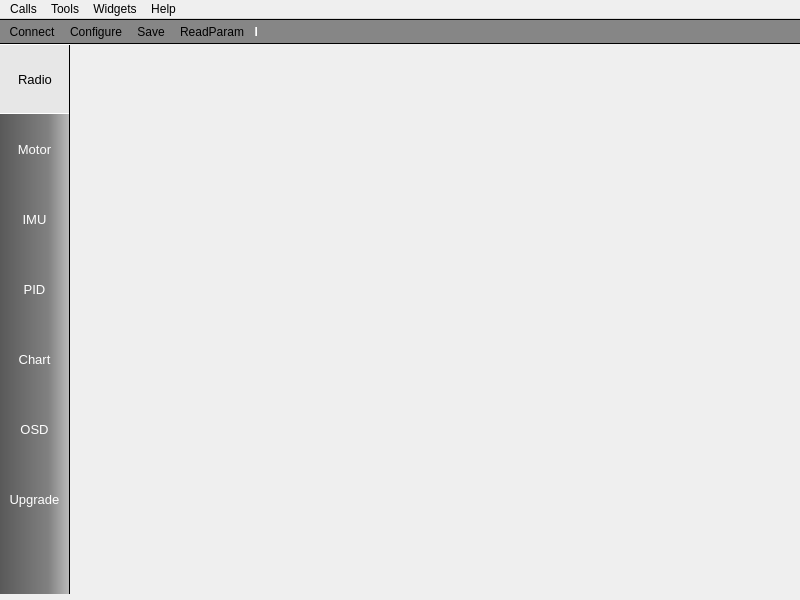
First picture: the form in src/mainwindow.ui, repository nlbtuyen/ConfigurationGCS, before the edit.
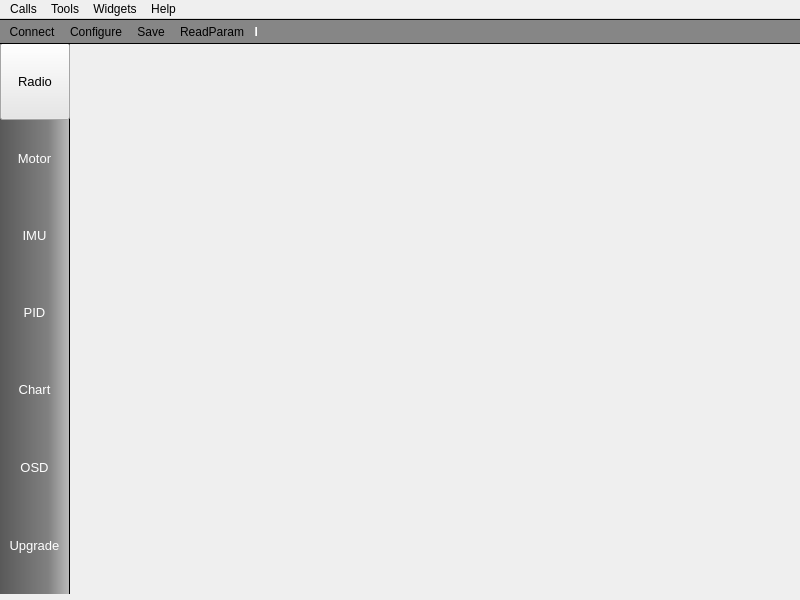
Second picture: the form after the edit. Icons and pictures are not drawn.

Commit message: updaete layout + style

Patch:
```diff
--- a/src/mainwindow.ui
+++ b/src/mainwindow.ui
@@ -161,9 +161,9 @@
       <property name="geometry">
        <rect>
         <x>0</x>
-        <y>0</y>
+        <y>-1</y>
         <width>70</width>
-        <height>70</height>
+        <height>77</height>
        </rect>
       </property>
       <property name="font">
@@ -177,9 +177,8 @@
        <string notr="true">QToolButton { 
 	background-color: #E7E7E7;
 	color: #000000;
-	border-top: 1px solid white;
-	border-right: 1px solid;
-	border-bottom: 1px solid white;
+	border-right: 1px solid;	
+	border-bottom: 1px solid;
 }
 
 QToolButton:hover{
@@ -220,9 +219,9 @@
       <property name="geometry">
        <rect>
         <x>0</x>
-        <y>70</y>
+        <y>76</y>
         <width>70</width>
-        <height>70</height>
+        <height>77</height>
        </rect>
       </property>
       <property name="font">
@@ -256,9 +255,9 @@
       <property name="geometry">
        <rect>
         <x>0</x>
-        <y>140</y>
+        <y>153</y>
         <width>70</width>
-        <height>70</height>
+        <height>77</height>
        </rect>
       </property>
       <property name="font">
@@ -305,9 +304,9 @@
       <property name="geometry">
        <rect>
         <x>0</x>
-        <y>210</y>
+        <y>230</y>
         <width>70</width>
-        <height>70</height>
+        <height>77</height>
        </rect>
       </property>
       <property name="font">
@@ -353,9 +352,9 @@
       <property name="geometry">
        <rect>
         <x>0</x>
-        <y>280</y>
+        <y>307</y>
         <width>70</width>
-        <height>70</height>
+        <height>77</height>
        </rect>
       </property>
       <property name="font">
@@ -401,9 +400,9 @@
       <property name="geometry">
        <rect>
         <x>0</x>
-        <y>350</y>
+        <y>384</y>
         <width>70</width>
-        <height>70</height>
+        <height>78</height>
        </rect>
       </property>
       <property name="font">
@@ -450,9 +449,9 @@
       <property name="geometry">
        <rect>
         <x>0</x>
-        <y>420</y>
+        <y>462</y>
         <width>70</width>
-        <height>70</height>
+        <height>78</height>
        </rect>
       </property>
       <property name="font">
```
Left out of the diff: 47 changed lines with no effect on the pictures. The commit also changes 4 other files.
